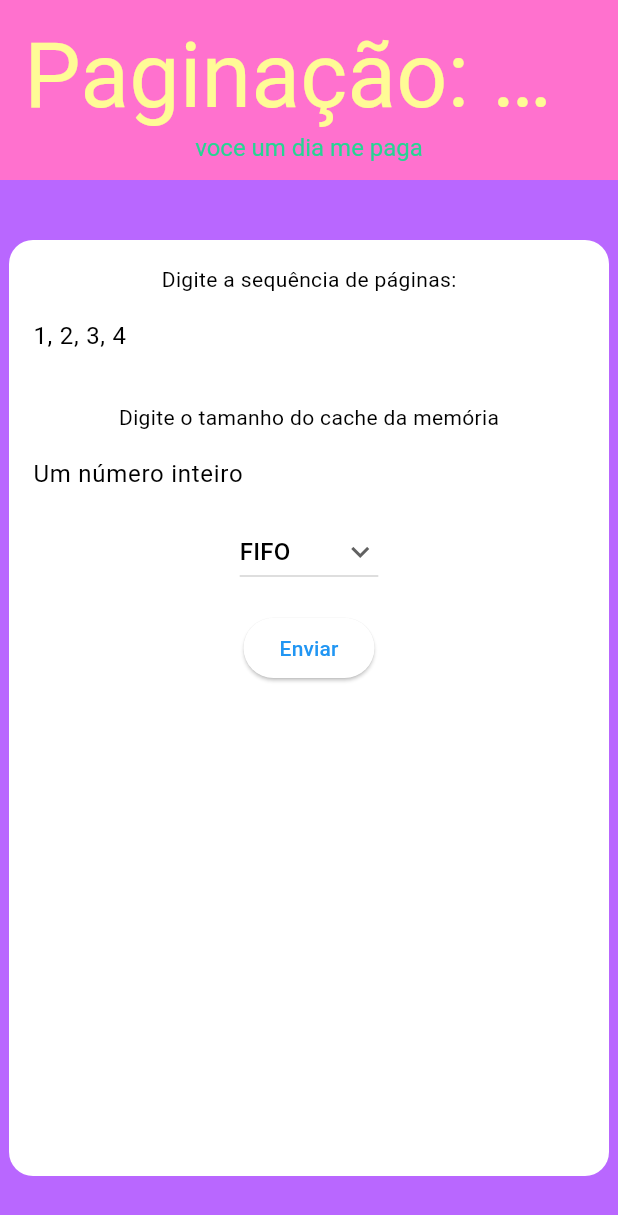
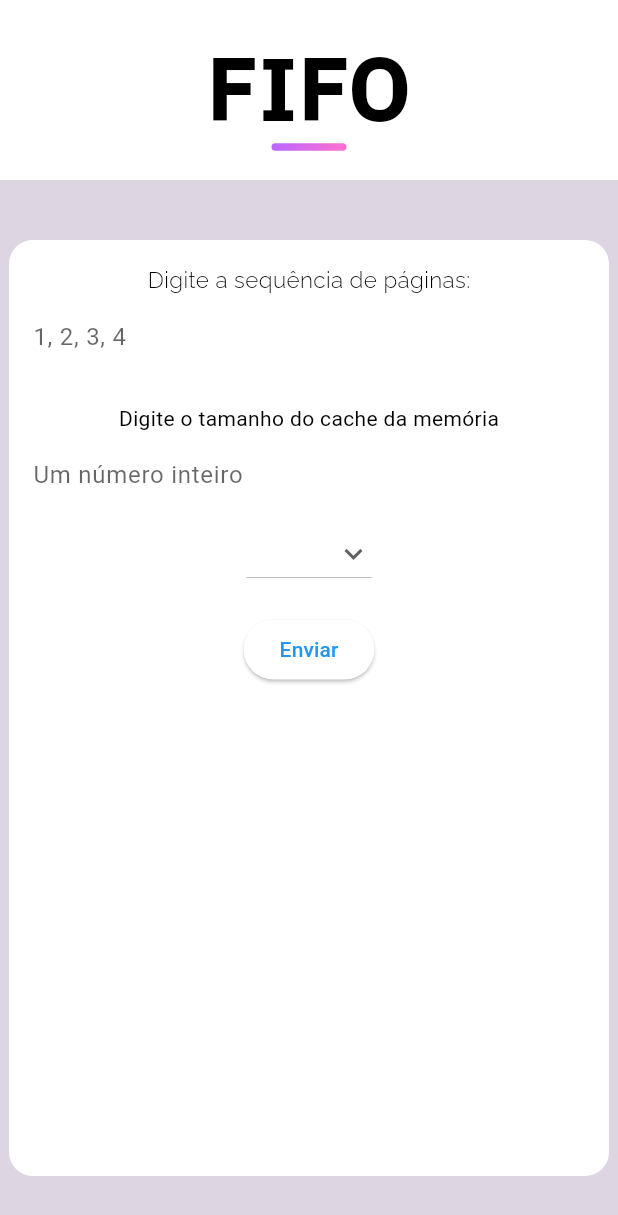
Before and after one commit to trashrama/paginacaoFlutter, a Flutter app: the screen it shows after launch, on a phone screen of 412 x 824 dp. Shown: the top 1215 px of the screen. Run offline on Flutter 3.47's test engine with Material 2 defaults, Android fonts, the phone set to English and light mode, and no system bars; Roboto replaces fonts that are missing (IBM Plex Sans).

Commit message:
visual mais confortável

```diff
--- a/lib/main.dart
+++ b/lib/main.dart
@@ -203,31 +203,44 @@
   @override
   Widget build(BuildContext context) {
     return Scaffold(
-        backgroundColor: const Color(0xFFB967FF),
+        backgroundColor: Color.fromARGB(255, 221, 214, 226),
         appBar: AppBar(
           toolbarHeight: 120,
-          backgroundColor: const Color(0xFFFF71CE),
+          backgroundColor: Color.fromARGB(255, 255, 255, 255),
           centerTitle: true,
           title: ValueListenableBuilder<String>(
             valueListenable: titleNotifier,
             builder: (context, value, child) {
-              final titulo = 'Paginação: $dropdownValue';
+              final titulo = dropdownValue;
               return Column(
                 mainAxisAlignment: MainAxisAlignment.center,
                 crossAxisAlignment: CrossAxisAlignment.center,
                 children: [
                   Text(
                     titulo,
-                    style:
-                        const TextStyle(fontSize: 60, color: Color(0xFFFFFB96)),
+                    style: const TextStyle(
+                      fontSize: 60,
+                      color: Color.fromARGB(255, 0, 0, 0),
+                      fontFamily: 'IBM_Plex_Sans',
+                      fontWeight: FontWeight.bold,
+                      fontStyle: FontStyle.normal,
+                    ),
                   ),
-                  const Text(
-                    'voce um dia me paga',
-                    style: TextStyle(
-                        fontSize: 16,
-                        fontFamily: 'IBM Plex Sans',
-                        color: Color(0xFF26D493)),
-                  ),
+                  Container(
+                    width: 50,
+                    height: 5,
+                    decoration: BoxDecoration(
+                      gradient: LinearGradient(
+                        colors: [
+                          const Color(0xFFB967FF),
+                          const Color(0xFFFF71CE)
+                        ],
+                        begin: Alignment.topLeft,
+                        end: Alignment.bottomRight,
+                      ),
+                      borderRadius: BorderRadius.circular(8),
+                    ),
+                  )
                 ],
               );
             },
@@ -248,13 +261,30 @@
                   child: Column(
                     crossAxisAlignment: CrossAxisAlignment.center,
                     children: <Widget>[
-                      const Text('Digite a sequência de páginas:'),
+                      const Text('Digite a sequência de páginas:',
+                          style: TextStyle(
+                            fontSize: 15,
+                            color: Color.fromARGB(255, 0, 0, 0),
+                            fontFamily: 'Raleway',
+                            fontWeight: FontWeight.w300,
+                            fontStyle: FontStyle.normal,
+                          )),
                       TextFormField(
-                        decoration:
-                            const InputDecoration(labelText: '1, 2, 3, 4'),
+                        style:
+                            const TextStyle(color: Color.fromRGBO(0, 0, 0, 1)),
+                        decoration: const InputDecoration(
+                          labelText: '1, 2, 3, 4',
+                          labelStyle:
+                              TextStyle(color: Color.fromRGBO(0, 0, 0, 0.6)),
+                          floatingLabelBehavior: FloatingLabelBehavior.never,
+                          focusedBorder: UnderlineInputBorder(
+                            borderSide: BorderSide(
+                                color: Color.fromARGB(255, 115, 17, 201)),
+                          ),
+                        ),
                         validator: (value) {
                           if (value == null || value.isEmpty) {
-                            return 'Insira uma sequência de números separados por espaço, ou vírgula!';
+                            return 'Insira uma sequência de números!';
                           } else {
                             if (value.contains(',')) {
                               _entradaPages = value.split(',').toList();
@@ -286,8 +316,18 @@
                       const SizedBox(height: 16),
                       const Text('Digite o tamanho do cache da memória'),
                       TextFormField(
+                          style: const TextStyle(
+                              color: Color.fromRGBO(0, 0, 0, 1)),
                           decoration: const InputDecoration(
-                              labelText: 'Um número inteiro'),
+                            labelText: 'Um número inteiro',
+                            labelStyle:
+                                TextStyle(color: Color.fromRGBO(0, 0, 0, 0.6)),
+                            floatingLabelBehavior: FloatingLabelBehavior.never,
+                            focusedBorder: UnderlineInputBorder(
+                              borderSide: BorderSide(
+                                  color: Color.fromARGB(255, 115, 17, 201)),
+                            ),
+                          ),
                           validator: (value) {
                             if (value == null || value.isEmpty) {
                               return 'Insira apenas um número inteiro';
@@ -306,6 +346,8 @@
                       DropdownButton<String>(
                         value: dropdownValue,
                         icon: const Icon(Icons.keyboard_arrow_down),
+                        style: const TextStyle(fontWeight: FontWeight.bold),
+                        dropdownColor: Colors.purple[50],
                         items: dropdownItems.map((String item) {
                           return DropdownMenuItem<String>(
                             value: item,
@@ -338,6 +380,7 @@
                         },
                         child: const Text('Enviar'),
                       ),
+
                       const SizedBox(height: 16),
                       const SizedBox(height: 16),
                       if (resultado != null)
```
Also changed, not shown: pubspec.yaml (+48 -0 lines).
